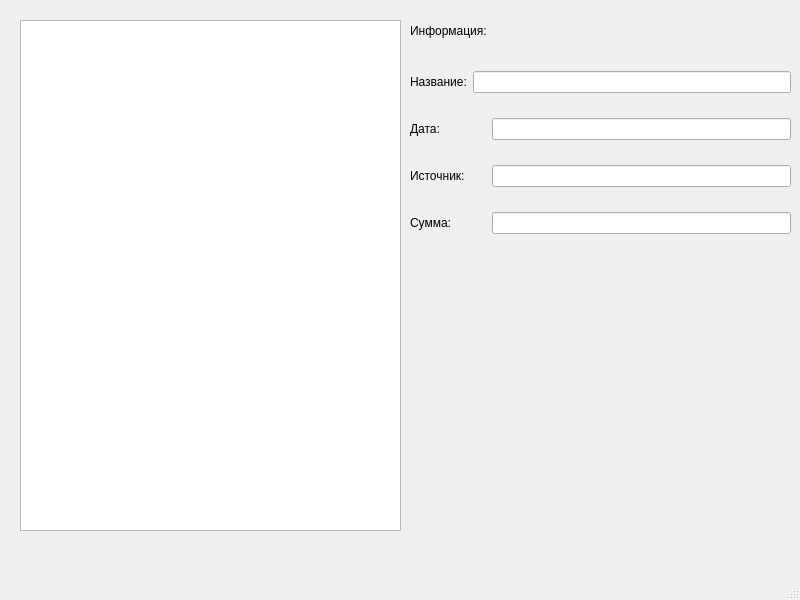
First picture: the form in lab2/mainwindow.ui, repository Buartskullar/allab-ki23, before the edit.
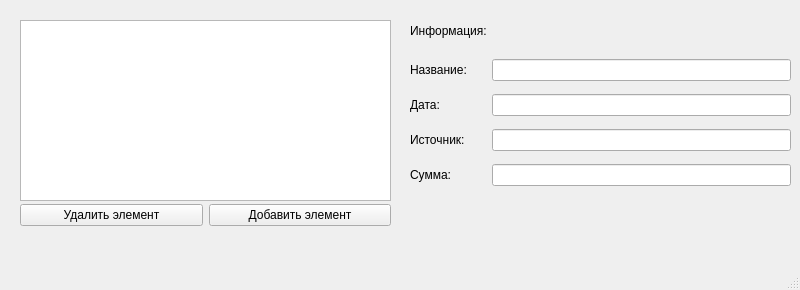
Second picture: the form after the edit.

The edit to the form file:
```diff
--- a/lab2/mainwindow.ui
+++ b/lab2/mainwindow.ui
@@ -7,7 +7,7 @@
     <x>0</x>
     <y>0</y>
     <width>800</width>
-    <height>600</height>
+    <height>290</height>
    </rect>
   </property>
   <property name="sizePolicy">
@@ -19,13 +19,13 @@
   <property name="minimumSize">
    <size>
     <width>800</width>
-    <height>600</height>
+    <height>290</height>
    </size>
   </property>
   <property name="maximumSize">
    <size>
     <width>800</width>
-    <height>600</height>
+    <height>290</height>
    </size>
   </property>
   <property name="windowTitle">
@@ -37,8 +37,8 @@
      <rect>
       <x>20</x>
       <y>20</y>
-      <width>381</width>
-      <height>511</height>
+      <width>371</width>
+      <height>181</height>
      </rect>
     </property>
    </widget>
@@ -61,13 +61,13 @@
      <string>Информация:</string>
     </property>
    </widget>
-   <widget class="QWidget" name="">
+   <widget class="QWidget" name="layoutWidget">
     <property name="geometry">
      <rect>
       <x>410</x>
       <y>52</y>
       <width>381</width>
-      <height>201</height>
+      <height>141</height>
      </rect>
     </property>
     <layout class="QVBoxLayout" name="verticalLayout">
@@ -87,7 +87,20 @@
         </widget>
        </item>
        <item>
-        <widget class="QLineEdit" name="lineName"/>
+        <widget class="QLineEdit" name="lineName">
+         <property name="sizePolicy">
+          <sizepolicy hsizetype="Expanding" vsizetype="Fixed">
+           <horstretch>0</horstretch>
+           <verstretch>0</verstretch>
+          </sizepolicy>
+         </property>
+         <property name="maximumSize">
+          <size>
+           <width>299</width>
+           <height>16777215</height>
+          </size>
+         </property>
+        </widget>
        </item>
       </layout>
      </item>
@@ -180,6 +193,32 @@
      </item>
     </layout>
    </widget>
+   <widget class="QWidget" name="">
+    <property name="geometry">
+     <rect>
+      <x>20</x>
+      <y>200</y>
+      <width>371</width>
+      <height>31</height>
+     </rect>
+    </property>
+    <layout class="QHBoxLayout" name="horizontalLayout_5">
+     <item>
+      <widget class="QPushButton" name="buttonSub">
+       <property name="text">
+        <string>Удалить элемент</string>
+       </property>
+      </widget>
+     </item>
+     <item>
+      <widget class="QPushButton" name="buttonAdd">
+       <property name="text">
+        <string>Добавить элемент</string>
+       </property>
+      </widget>
+     </item>
+    </layout>
+   </widget>
   </widget>
   <widget class="QMenuBar" name="menubar">
    <property name="geometry">
```
Left out of the diff: 11 changed lines with no effect on the pictures.
